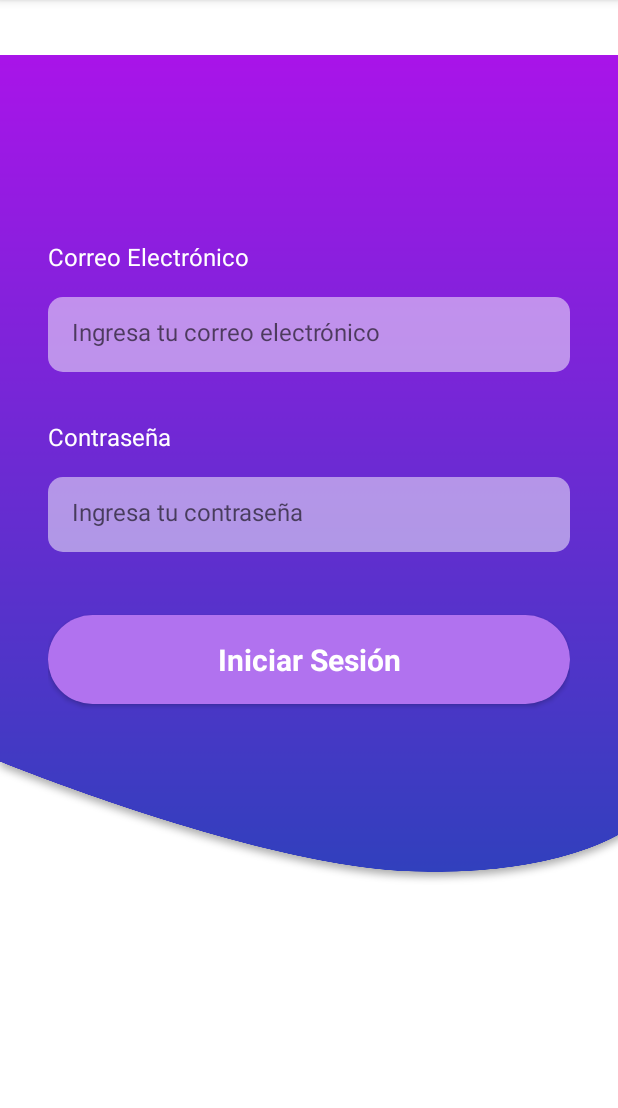
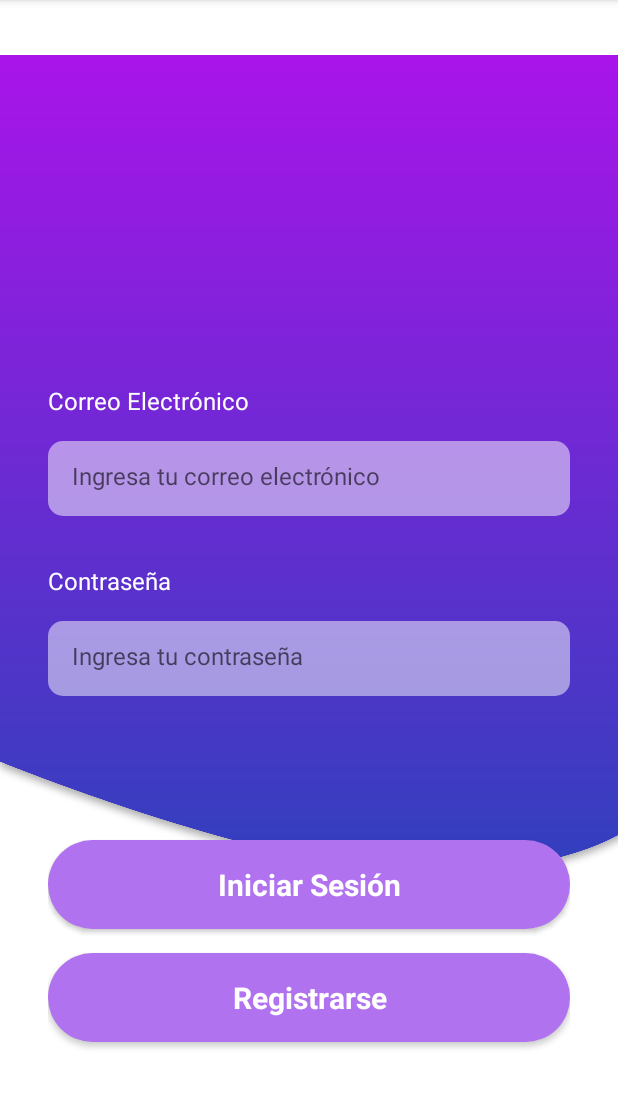
Before and after one commit to rickylolo/ChannelFan-Android, an Android app: the screen it shows after launch (MainActivity), on a phone screen of 412 x 824 dp, the part 84-1192 px from its top. Run offline under Robolectric (Android 15) with nearby library versions, the phone set to English and light mode, and no system bars.

Commit message:
ActivityLogin&Register

```diff
--- a/app/src/main/res/layout/activity_main.xml
+++ b/app/src/main/res/layout/activity_main.xml
@@ -19,11 +19,25 @@
         android:contentDescription="TODO" />
 
     <LinearLayout
+        android:layout_width="match_parent"
+        android:layout_height="match_parent"
+        android:orientation="vertical"
+        android:layout_marginTop="64dp"
+        app:layout_constraintTop_toTopOf="@+id/imageView">
+
+        <ImageView
+            android:id="@+id/imageView3"
+            android:layout_width="match_parent"
+            android:layout_height="128dp"
+            tools:srcCompat="@tools:sample/avatars" />
+    </LinearLayout>
+
+    <LinearLayout
         android:id="@+id/linearLayout"
         android:layout_width="match_parent"
         android:layout_height="match_parent"
         android:layout_marginStart="32dp"
-        android:layout_marginTop="160dp"
+        android:layout_marginTop="256dp"
         android:layout_marginEnd="32dp"
         android:orientation="vertical"
         app:layout_constraintEnd_toEndOf="parent"
@@ -79,7 +93,7 @@
             style="@android:style/Widget.Button"
             android:layout_width="match_parent"
             android:layout_height="wrap_content"
-            android:layout_marginTop="42dp"
+            android:layout_marginTop="96dp"
             android:background="@drawable/login_btn_background"
             android:padding="16dp"
             android:text="Iniciar Sesión"
@@ -87,6 +101,18 @@
             android:textSize="20sp"
             android:textStyle="bold" />
 
+        <androidx.appcompat.widget.AppCompatButton
+            android:id="@+id/buttonRegister"
+            style="@android:style/Widget.Button"
+            android:layout_width="match_parent"
+            android:layout_height="wrap_content"
+            android:layout_marginTop="16dp"
+            android:background="@drawable/login_btn_background"
+            android:padding="16dp"
+            android:text="Registrarse"
+            android:textColor="#ffffff"
+            android:textSize="20sp"
+            android:textStyle="bold" />
 
     </LinearLayout>
 
```
Also changed, not shown: app/src/main/res/layout/activity_register.xml (+31 -8 lines).
